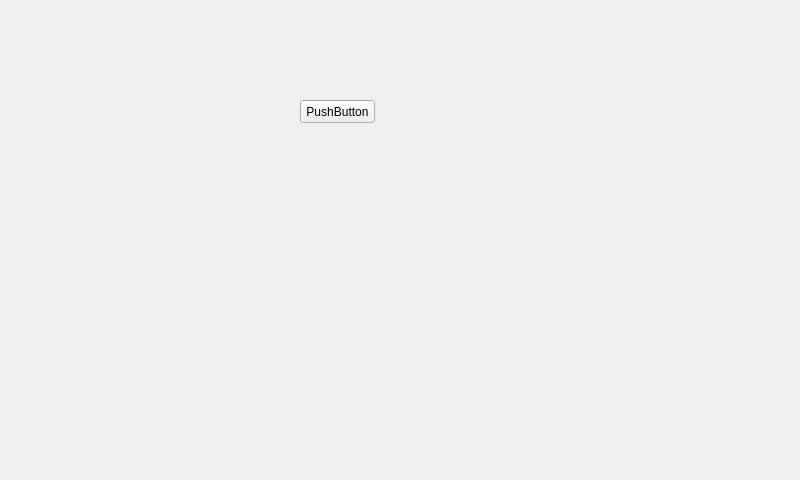
Before: the Qt Designer form mainwindow.ui in MarcinLyczko/SerialSender, drawn with Qt 5.
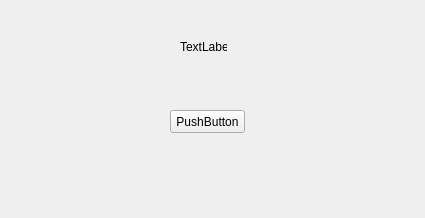
After: the same form once the commit is applied.

Commit message:
dodałem zmienny napis
napis na zmiennej QString plus kilka operacji na niej.

What changed in the file:
```diff
--- a/mainwindow.ui
+++ b/mainwindow.ui
@@ -6,8 +6,8 @@
    <rect>
     <x>0</x>
     <y>0</y>
-    <width>800</width>
-    <height>480</height>
+    <width>425</width>
+    <height>218</height>
    </rect>
   </property>
   <property name="windowTitle">
@@ -17,8 +17,8 @@
    <widget class="QPushButton" name="pushButton">
     <property name="geometry">
      <rect>
-      <x>300</x>
-      <y>100</y>
+      <x>170</x>
+      <y>110</y>
       <width>75</width>
       <height>23</height>
      </rect>
@@ -27,6 +27,19 @@
      <string>PushButton</string>
     </property>
    </widget>
+   <widget class="QLabel" name="label">
+    <property name="geometry">
+     <rect>
+      <x>180</x>
+      <y>40</y>
+      <width>47</width>
+      <height>13</height>
+     </rect>
+    </property>
+    <property name="text">
+     <string>TextLabel</string>
+    </property>
+   </widget>
   </widget>
  </widget>
  <layoutdefault spacing="6" margin="11"/>
```
The commit also changes 1 other file.
